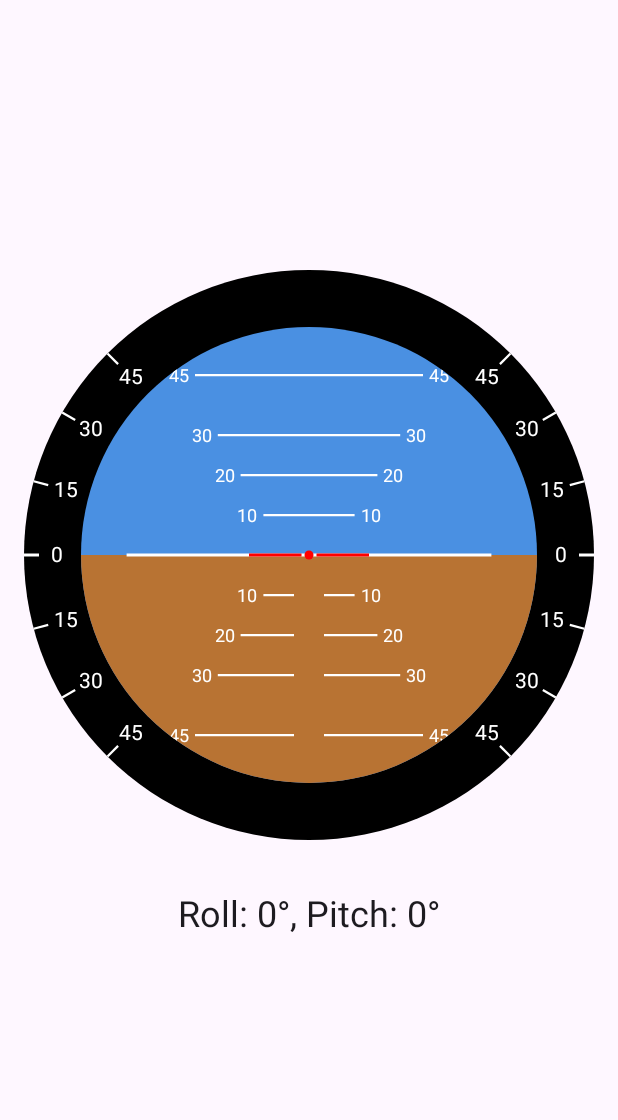
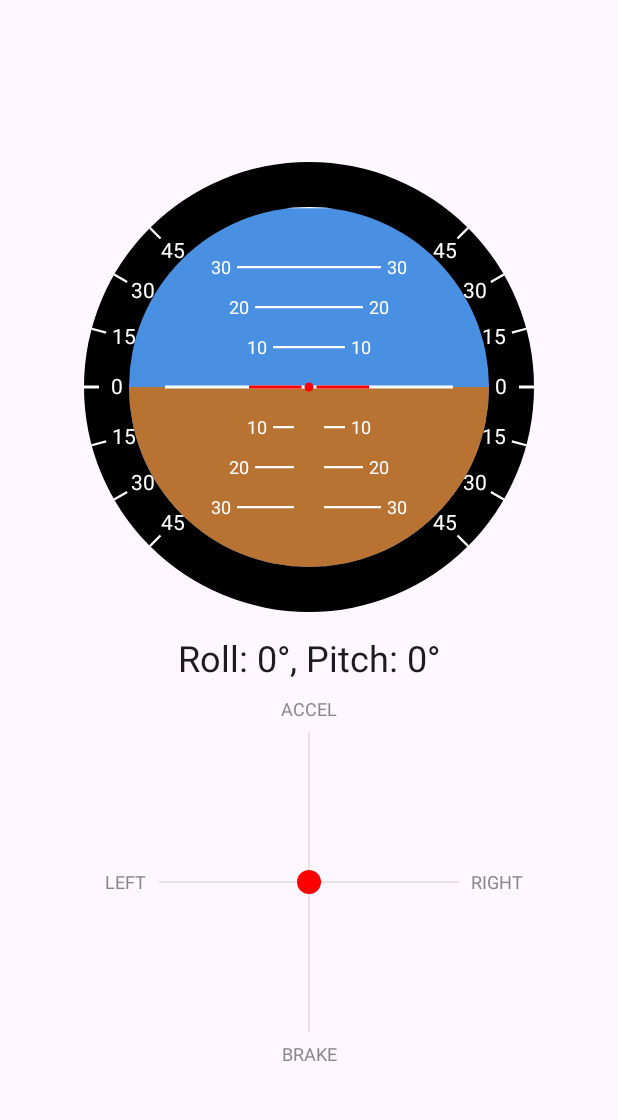
Before and after one commit to FelipeGarcia911/android-auto-inclinometer, an Android app built with Jetpack Compose: the screen it shows after launch (MainActivity), on a phone screen of 412 x 824 dp, the part 69-1189 px from its top. Run offline under Robolectric (Android 15) with nearby library versions, the phone set to English and light mode, and no system bars; our stand-ins replace Dagger/Hilt's generated code.

Commit message:
feat: add g-force sensor

```diff
--- a/app/src/main/java/com/felipeg/inclinometer4x4/MainActivity.kt
+++ b/app/src/main/java/com/felipeg/inclinometer4x4/MainActivity.kt
@@ -30,8 +30,8 @@ import androidx.compose.ui.Modifier
 import androidx.compose.ui.platform.LocalContext
 import androidx.hilt.navigation.compose.hiltViewModel
 import com.felipeg.inclinometer4x4.presentation.ui.AboutScreen
-import com.felipeg.inclinometer4x4.presentation.ui.AngleScreen
-import com.felipeg.inclinometer4x4.presentation.viewmodel.AngleViewModel
+import com.felipeg.inclinometer4x4.presentation.ui.DashboardScreen
+import com.felipeg.inclinometer4x4.presentation.viewmodel.SensorViewModel
 import dagger.hilt.android.AndroidEntryPoint
 import javax.inject.Inject
 
@@ -45,8 +45,8 @@ class MainActivity : ComponentActivity() {
         super.onCreate(savedInstanceState)
 
         setContent {
-            val viewModel: AngleViewModel = hiltViewModel()
-            var currentScreen by remember { mutableStateOf(Screen.Inclinometer) }
+            val viewModel: SensorViewModel = hiltViewModel()
+            var currentScreen by remember { mutableStateOf(Screen.Dashboard) }
 
             MainScreen(
                 viewModel = viewModel,
@@ -58,14 +58,14 @@ class MainActivity : ComponentActivity() {
 }
 
 enum class Screen {
-    Inclinometer,
+    Dashboard,
     About
 }
 
 @OptIn(ExperimentalMaterial3Api::class)
 @Composable
 fun MainScreen(
-    viewModel: AngleViewModel,
+    viewModel: SensorViewModel,
     currentScreen: Screen,
     onScreenChange: (Screen) -> Unit
 ) {
@@ -83,13 +83,13 @@ fun MainScreen(
                 title = { Text("Inclinometer 4x4") },
                 navigationIcon = {
                     if (currentScreen == Screen.About) {
-                        IconButton(onClick = { onScreenChange(Screen.Inclinometer) }) {
+                        IconButton(onClick = { onScreenChange(Screen.Dashboard) }) {
                             Icon(Icons.Default.ArrowBack, contentDescription = "Back")
                         }
                     }
                 },
                 actions = {
-                    if (currentScreen == Screen.Inclinometer) {
+                    if (currentScreen == Screen.Dashboard) {
                         IconButton(onClick = { showMenu = true }) {
                             Icon(Icons.Default.MoreVert, contentDescription = "More options")
                         }
@@ -131,7 +131,7 @@ fun MainScreen(
             color = MaterialTheme.colorScheme.background
         ) {
             when (currentScreen) {
-                Screen.Inclinometer -> AngleScreen(viewModel)
+                Screen.Dashboard -> DashboardScreen(viewModel)
                 Screen.About -> AboutScreen()
             }
         }
--- a/app/src/main/java/com/felipeg/inclinometer4x4/domain/usecase/CalibrateZeroUseCase.kt
+++ b/app/src/main/java/com/felipeg/inclinometer4x4/domain/usecase/CalibrateZeroUseCase.kt
@@ -7,5 +7,5 @@ import javax.inject.Inject
 class CalibrateZeroUseCase @Inject constructor(
     private val repository: SensorRepository
 ) {
-    fun execute(angle: Angle) = repository.calibrateZero()
+    fun execute() = repository.calibrateZero()
 }
--- /dev/null
+++ b/app/src/main/java/com/felipeg/inclinometer4x4/domain/usecase/GetGForceStreamUseCase.kt
@@ -0,0 +1,12 @@
+package com.felipeg.inclinometer4x4.domain.usecase
+
+import com.felipeg.common.GForce
+import com.felipeg.common.SensorRepository
+import kotlinx.coroutines.flow.Flow
+import javax.inject.Inject
+
+class GetGForceStreamUseCase @Inject constructor(
+    private val sensorRepository: SensorRepository
+) {
+    operator fun invoke(): Flow<GForce> = sensorRepository.gForceFlow
+}
--- a/app/src/main/java/com/felipeg/inclinometer4x4/presentation/ui/AngleScreen.kt
+++ b/app/src/main/java/com/felipeg/inclinometer4x4/presentation/ui/DashboardScreen.kt
@@ -1,33 +1,25 @@
 package com.felipeg.inclinometer4x4.presentation.ui
 
-import androidx.compose.foundation.layout.Arrangement
-import androidx.compose.foundation.layout.Column
-import androidx.compose.foundation.layout.Spacer
-import androidx.compose.foundation.layout.fillMaxSize
-import androidx.compose.foundation.layout.height
-import androidx.compose.foundation.layout.padding
-import androidx.compose.foundation.layout.size
-import androidx.compose.material3.Button
+import androidx.compose.foundation.layout.*
 import androidx.compose.material3.MaterialTheme
 import androidx.compose.material3.Text
 import androidx.compose.runtime.Composable
 import androidx.compose.runtime.collectAsState
 import androidx.compose.runtime.getValue
-import androidx.compose.runtime.mutableStateOf
-import androidx.compose.runtime.remember
-import androidx.compose.runtime.setValue
 import androidx.compose.ui.Alignment
 import androidx.compose.ui.Modifier
 import androidx.compose.ui.unit.dp
 import androidx.hilt.navigation.compose.hiltViewModel
 import com.felipeg.inclinometer4x4.presentation.ui.component.CombinedInclinometer
-import com.felipeg.inclinometer4x4.presentation.viewmodel.AngleViewModel
+import com.felipeg.inclinometer4x4.presentation.ui.component.GForceMeter
+import com.felipeg.inclinometer4x4.presentation.viewmodel.SensorViewModel
 
 @Composable
-fun AngleScreen(
-    viewModel: AngleViewModel = hiltViewModel()
+fun DashboardScreen(
+    viewModel: SensorViewModel = hiltViewModel()
 ) {
     val angle by viewModel.angleState.collectAsState()
+    val gForce by viewModel.gForceState.collectAsState()
 
     Column(
         modifier = Modifier
@@ -39,9 +31,15 @@ fun AngleScreen(
         CombinedInclinometer(
             roll = angle.roll,
             pitch = angle.pitch,
-            modifier = Modifier.size(400.dp)
+            modifier = Modifier.size(300.dp)
         )
-        Spacer(modifier = Modifier.height(24.dp))
+        Spacer(modifier = Modifier.height(16.dp))
         Text("Roll: ${angle.roll.toInt()}°, Pitch: ${angle.pitch.toInt()}°", style = MaterialTheme.typography.headlineSmall)
+        Spacer(modifier = Modifier.height(32.dp))
+        GForceMeter(
+            gForceX = gForce.x,
+            gForceY = gForce.y,
+            modifier = Modifier.size(200.dp)
+        )
     }
 }
--- /dev/null
+++ b/app/src/main/java/com/felipeg/inclinometer4x4/presentation/ui/component/GForceMeter.kt
@@ -0,0 +1,77 @@
+package com.felipeg.inclinometer4x4.presentation.ui.component
+
+import androidx.compose.foundation.Canvas
+import androidx.compose.foundation.layout.size
+import androidx.compose.runtime.Composable
+import androidx.compose.ui.Modifier
+import androidx.compose.ui.geometry.Offset
+import androidx.compose.ui.graphics.Color
+import androidx.compose.ui.graphics.drawscope.DrawScope
+import androidx.compose.ui.text.*
+import androidx.compose.ui.unit.Dp
+import androidx.compose.ui.unit.dp
+import androidx.compose.ui.unit.sp
+import kotlin.math.min
+
+@Composable
+fun GForceMeter(
+    gForceX: Float,
+    gForceY: Float,
+    modifier: Modifier = Modifier,
+    size: Dp = 300.dp
+) {
+    val textMeasurer = rememberTextMeasurer()
+
+    Canvas(modifier = modifier.size(size)) {
+        val radius = this.size.minDimension / 2f
+        val center = this.center
+
+        drawCrosshair(radius, center)
+        drawLabels(radius, center, textMeasurer)
+        drawGForceIndicator(gForceX, gForceY, radius, center)
+    }
+}
+
+private fun DrawScope.drawCrosshair(radius: Float, center: Offset) {
+    val crosshairColor = Color.LightGray
+    // Horizontal line
+    drawLine(crosshairColor, start = Offset(center.x - radius, center.y), end = Offset(center.x + radius, center.y))
+    // Vertical line
+    drawLine(crosshairColor, start = Offset(center.x, center.y - radius), end = Offset(center.x, center.y + radius))
+}
+
+private fun DrawScope.drawLabels(radius: Float, center: Offset, textMeasurer: TextMeasurer) {
+    val labelStyle = TextStyle(color = Color.Gray, fontSize = 12.sp)
+    val padding = 8.dp.toPx()
+
+    // Acceleration
+    val accelText = textMeasurer.measure(AnnotatedString("ACCEL"), style = labelStyle)
+    drawText(accelText, topLeft = Offset(center.x - accelText.size.width / 2, center.y - radius - padding - accelText.size.height))
+
+    // Brake
+    val brakeText = textMeasurer.measure(AnnotatedString("BRAKE"), style = labelStyle)
+    drawText(brakeText, topLeft = Offset(center.x - brakeText.size.width / 2, center.y + radius + padding))
+
+    // Left
+    val leftText = textMeasurer.measure(AnnotatedString("LEFT"), style = labelStyle)
+    drawText(leftText, topLeft = Offset(center.x - radius - padding - leftText.size.width, center.y - leftText.size.height / 2))
+
+    // Right
+    val rightText = textMeasurer.measure(AnnotatedString("RIGHT"), style = labelStyle)
+    drawText(rightText, topLeft = Offset(center.x + radius + padding, center.y - rightText.size.height / 2))
+}
+
+private fun DrawScope.drawGForceIndicator(gForceX: Float, gForceY: Float, radius: Float, center: Offset) {
+    val indicatorColor = Color.Red
+    val maxG = 1.5f // Max G-force to display
+    val sensitivity = radius / maxG
+
+    // Clamp the G-force values to the max
+    val clampedX = gForceX.coerceIn(-maxG, maxG)
+    val clampedY = gForceY.coerceIn(-maxG, maxG)
+
+    val indicatorX = center.x + clampedX * sensitivity
+    val indicatorY = center.y - clampedY * sensitivity // Y is inverted
+
+    drawCircle(indicatorColor, radius = 8.dp.toPx(), center = Offset(indicatorX, indicatorY))
+}
--- a/app/src/main/java/com/felipeg/inclinometer4x4/presentation/viewmodel/AngleViewModel.kt
+++ b/app/src/main/java/com/felipeg/inclinometer4x4/presentation/viewmodel/SensorViewModel.kt
@@ -6,22 +6,25 @@ import androidx.lifecycle.viewModelScope
 import com.felipeg.common.Angle
 import com.felipeg.inclinometer4x4.domain.usecase.GetAngleStreamUseCase
 import com.felipeg.inclinometer4x4.domain.usecase.CalibrateZeroUseCase
+import com.felipeg.common.GForce
+import com.felipeg.inclinometer4x4.domain.usecase.GetGForceStreamUseCase
 import dagger.hilt.android.lifecycle.HiltViewModel
-import kotlinx.coroutines.flow.MutableStateFlow
-import kotlinx.coroutines.flow.StateFlow
-import kotlinx.coroutines.flow.asStateFlow
-import kotlinx.coroutines.flow.update
+import kotlinx.coroutines.flow.*
 import kotlinx.coroutines.launch
 import javax.inject.Inject
 
 @HiltViewModel
-class AngleViewModel @Inject constructor(
+class SensorViewModel @Inject constructor(
     private val getAngleStream: GetAngleStreamUseCase,
+    private val getGForceStream: GetGForceStreamUseCase,
     private val calibrateZero: CalibrateZeroUseCase
 ) : ViewModel() {
 
     private val _angleState = MutableStateFlow(Angle(0f, 0f, 0f))
     val angleState: StateFlow<Angle> = _angleState.asStateFlow()
+
+    private val _gForceState = MutableStateFlow(GForce(0f, 0f))
+    val gForceState: StateFlow<GForce> = _gForceState.asStateFlow()
 
     private val _orientationState = MutableStateFlow(ActivityInfo.SCREEN_ORIENTATION_PORTRAIT)
     val orientationState: StateFlow<Int> = _orientationState.asStateFlow()
@@ -30,11 +33,15 @@ class AngleViewModel @Inject constructor(
         viewModelScope.launch {
             getAngleStream().collect { _angleState.value = it }
         }
+        viewModelScope.launch {
+            getGForceStream().collect { _gForceState.value = it }
+        }
     }
 
     fun onCalibrate() {
-        calibrateZero.execute(_angleState.value)
+        calibrateZero.execute()
     }
+
 
     fun toggleOrientation() {
         _orientationState.update { currentOrientation ->
--- a/car/src/main/java/com/felipeg/car/InclinometerSession.kt
+++ b/car/src/main/java/com/felipeg/car/InclinometerSession.kt
@@ -6,6 +6,6 @@ import androidx.car.app.Session
 
 class InclinometerSession : Session() {
     override fun onCreateScreen(intent: Intent): Screen {
-        return InclinometerScreen(carContext)
+        return MainCarScreen(carContext)
     }
 }
--- /dev/null
+++ b/common/src/main/java/com/felipeg/common/GForce.kt
@@ -0,0 +1,3 @@
+package com.felipeg.common
+
+data class GForce(val x: Float, val y: Float)
--- a/common/src/main/java/com/felipeg/common/SensorRepository.kt
+++ b/common/src/main/java/com/felipeg/common/SensorRepository.kt
@@ -38,6 +38,8 @@ class SensorRepository @Inject constructor(
         context.getSystemService(Context.SENSOR_SERVICE) as SensorManager
     private val rotationSensor: Sensor? =
         sensorManager.getDefaultSensor(Sensor.TYPE_ROTATION_VECTOR)
+    private val linearAccelerationSensor: Sensor? =
+        sensorManager.getDefaultSensor(Sensor.TYPE_LINEAR_ACCELERATION)
 
     private val prefs = context.getSharedPreferences(PREFS_NAME, Context.MODE_PRIVATE)
 
@@ -93,6 +95,28 @@ class SensorRepository @Inject constructor(
         awaitClose { sensorManager.unregisterListener(listener) }
     }.shareIn(coroutineScope, SharingStarted.WhileSubscribed(5000), 1)
 
+    val gForceFlow: SharedFlow<GForce> = callbackFlow<GForce> {
+        val listener = object : SensorEventListener {
+            override fun onSensorChanged(event: SensorEvent) {
+                if (event.sensor.type == Sensor.TYPE_LINEAR_ACCELERATION) {
+                    val x = event.values[0]
+                    val y = event.values[1]
+                    // z is not used for a 2D G-force meter
+
+                    trySend(GForce(x, y)).isSuccess
+                }
+            }
+
+            override fun onAccuracyChanged(sensor: Sensor?, accuracy: Int) {}
+        }
+
+        linearAccelerationSensor?.let {
+            sensorManager.registerListener(listener, it, SensorManager.SENSOR_DELAY_GAME)
+        }
+
+        awaitClose { sensorManager.unregisterListener(listener) }
+    }.shareIn(coroutineScope, SharingStarted.WhileSubscribed(5000), 1)
+
 
     /**
      * Flow emitting calibrated angles, produced by combining raw data and calibration offsets.
```
Also changed, not shown: car/src/main/java/com/felipeg/car/MainCarScreen.kt (renamed from car/src/main/java/com/felipeg/car/InclinometerScreen.kt, +18 -3 lines).
